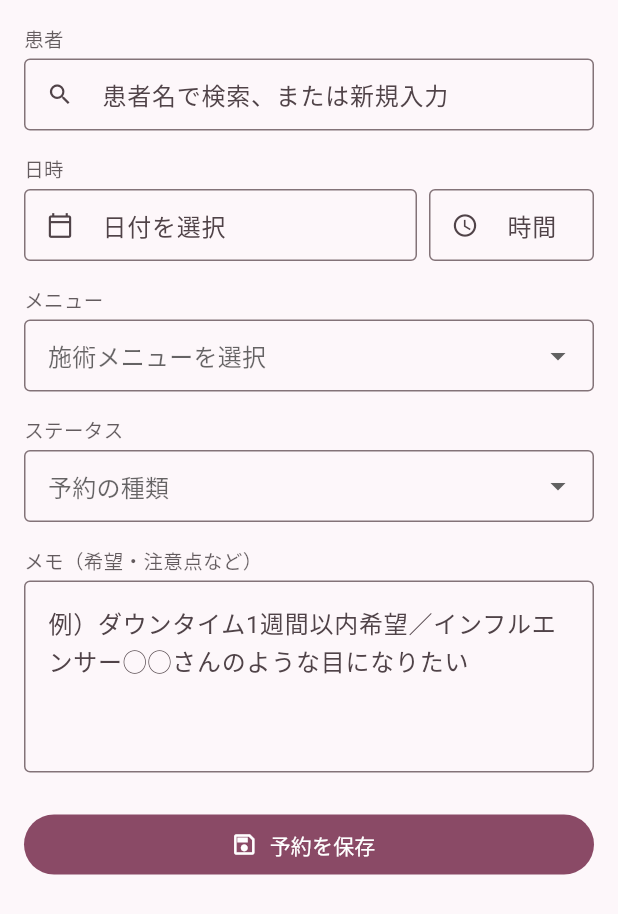
After one commit to yokoyama1130/BeautyUI, a Flutter app: the AddAppointmentPage screen opened directly, on a phone screen of 412 x 824 dp. The commit adds this screen. Shown: the top 914 px of the screen. Run offline on Flutter 3.47's test engine with Material 3 defaults, Android fonts, the phone set to English and light mode, and no system bars.

Commit message:
患者追加画面と予約追加画面の追加

```diff
--- a/lib/main.dart
+++ b/lib/main.dart
@@ -2,6 +2,8 @@ import 'package:flutter/material.dart';
 import 'screens/home/home_page.dart';
 import 'screens/patients/patients_page.dart';
 import 'screens/scan/scan_home_page.dart';
+import 'screens/appointments/add_appointment_page.dart';
+import 'screens/patients/add_patient_page.dart';
 
 void main() {
   runApp(const CounselorApp());
@@ -40,12 +42,16 @@ class _RootTabPageState extends State<RootTabPage> {
     HomePage(),
     PatientsPage(),
     ScanHomePage(),
+    AddAppointmentPage(), // ★ 予約追加タブ
+    AddPatientPage(),     // ★ 患者追加タブ
   ];
 
   final _titles = const [
     'ホーム',
     '患者一覧',
     '顔スキャン',
+    '予約追加',
+    '患者追加',
   ];
 
   @override
@@ -79,6 +85,16 @@ class _RootTabPageState extends State<RootTabPage> {
             selectedIcon: Icon(Icons.camera_alt),
             label: 'スキャン',
           ),
+          NavigationDestination(
+            icon: Icon(Icons.event_available_outlined),
+            selectedIcon: Icon(Icons.event_available),
+            label: '予約追加',
+          ),
+          NavigationDestination(
+            icon: Icon(Icons.person_add_alt_outlined),
+            selectedIcon: Icon(Icons.person_add_alt_1),
+            label: '患者追加',
+          ),
         ],
       ),
     );
--- /dev/null
+++ b/lib/screens/appointments/add_appointment_page.dart
@@ -0,0 +1,184 @@
+import 'package:flutter/material.dart';
+
+class AddAppointmentPage extends StatelessWidget {
+  const AddAppointmentPage({super.key});
+
+  @override
+  Widget build(BuildContext context) {
+    final scheme = Theme.of(context).colorScheme;
+
+    return Scaffold(
+      body: SafeArea(
+        child: SingleChildScrollView(
+          padding: const EdgeInsets.all(16),
+          child: Column(
+            crossAxisAlignment: CrossAxisAlignment.start,
+            children: [
+              Text(
+                '患者',
+                style: TextStyle(
+                  fontSize: 13,
+                  color: scheme.onSurface.withValues(alpha: 0.7),
+                ),
+              ),
+              const SizedBox(height: 4),
+              TextFormField(
+                decoration: const InputDecoration(
+                  hintText: '患者名で検索、または新規入力',
+                  prefixIcon: Icon(Icons.search),
+                  border: OutlineInputBorder(),
+                  isDense: true,
+                ),
+              ),
+              const SizedBox(height: 16),
+
+              Text(
+                '日時',
+                style: TextStyle(
+                  fontSize: 13,
+                  color: scheme.onSurface.withValues(alpha: 0.7),
+                ),
+              ),
+              const SizedBox(height: 4),
+              Row(
+                children: [
+                  Expanded(
+                    child: TextFormField(
+                      readOnly: true,
+                      decoration: const InputDecoration(
+                        hintText: '日付を選択',
+                        prefixIcon: Icon(Icons.calendar_today_outlined),
+                        border: OutlineInputBorder(),
+                        isDense: true,
+                      ),
+                      // TODO: 日付ピッカー
+                    ),
+                  ),
+                  const SizedBox(width: 8),
+                  SizedBox(
+                    width: 110,
+                    child: TextFormField(
+                      readOnly: true,
+                      decoration: const InputDecoration(
+                        hintText: '時間',
+                        prefixIcon: Icon(Icons.schedule_outlined),
+                        border: OutlineInputBorder(),
+                        isDense: true,
+                      ),
+                      // TODO: 時刻ピッカー
+                    ),
+                  ),
+                ],
+              ),
+              const SizedBox(height: 16),
+
+              Text(
+                'メニュー',
+                style: TextStyle(
+                  fontSize: 13,
+                  color: scheme.onSurface.withValues(alpha: 0.7),
+                ),
+              ),
+              const SizedBox(height: 4),
+              DropdownButtonFormField<String>(
+                items: const [
+                  DropdownMenuItem(
+                    value: 'double',
+                    child: Text('二重整形（埋没）'),
+                  ),
+                  DropdownMenuItem(
+                    value: 'nose',
+                    child: Text('鼻整形'),
+                  ),
+                  DropdownMenuItem(
+                    value: 'contour',
+                    child: Text('輪郭・骨切り'),
+                  ),
+                  DropdownMenuItem(
+                    value: 'thread',
+                    child: Text('糸リフト'),
+                  ),
+                ],
+                onChanged: (_) {},
+                decoration: const InputDecoration(
+                  hintText: '施術メニューを選択',
+                  border: OutlineInputBorder(),
+                  isDense: true,
+                ),
+              ),
+              const SizedBox(height: 16),
+
+              Text(
+                'ステータス',
+                style: TextStyle(
+                  fontSize: 13,
+                  color: scheme.onSurface.withValues(alpha: 0.7),
+                ),
+              ),
+              const SizedBox(height: 4),
+              DropdownButtonFormField<String>(
+                items: const [
+                  DropdownMenuItem(
+                    value: 'counseling',
+                    child: Text('カウンセリング'),
+                  ),
+                  DropdownMenuItem(
+                    value: 'pre_op',
+                    child: Text('手術前説明'),
+                  ),
+                  DropdownMenuItem(
+                    value: 'operation',
+                    child: Text('手術'),
+                  ),
+                  DropdownMenuItem(
+                    value: 'follow',
+                    child: Text('術後経過'),
+                  ),
+                ],
+                onChanged: (_) {},
+                decoration: const InputDecoration(
+                  hintText: '予約の種類',
+                  border: OutlineInputBorder(),
+                  isDense: true,
+                ),
+              ),
+              const SizedBox(height: 16),
+
+              Text(
+                'メモ（希望・注意点など）',
+                style: TextStyle(
+                  fontSize: 13,
+                  color: scheme.onSurface.withValues(alpha: 0.7),
+                ),
+              ),
+              const SizedBox(height: 4),
+              TextFormField(
+                maxLines: 4,
+                decoration: const InputDecoration(
+                  hintText: '例）ダウンタイム1週間以内希望／インフルエンサー◯◯さんのような目になりたい',
+                  border: OutlineInputBorder(),
+                ),
+              ),
+              const SizedBox(height: 24),
+
+              SizedBox(
+                width: double.infinity,
+                child: FilledButton.icon(
+                  onPressed: () {
+                    // TODO: Go/Python の API に POST して予約登録
+                    FocusScope.of(context).unfocus();
+                    ScaffoldMessenger.of(context).showSnackBar(
+                      const SnackBar(content: Text('ダミー保存：予約を登録しました')),
+                    );
+                  },
+                  icon: const Icon(Icons.save_outlined),
+                  label: const Text('予約を保存'),
+                ),
+              ),
+            ],
+          ),
+        ),
+      ),
+    );
+  }
+}
```
Also changed, not shown: lib/screens/patients/add_patient_page.dart (added, +160 -0 lines).
